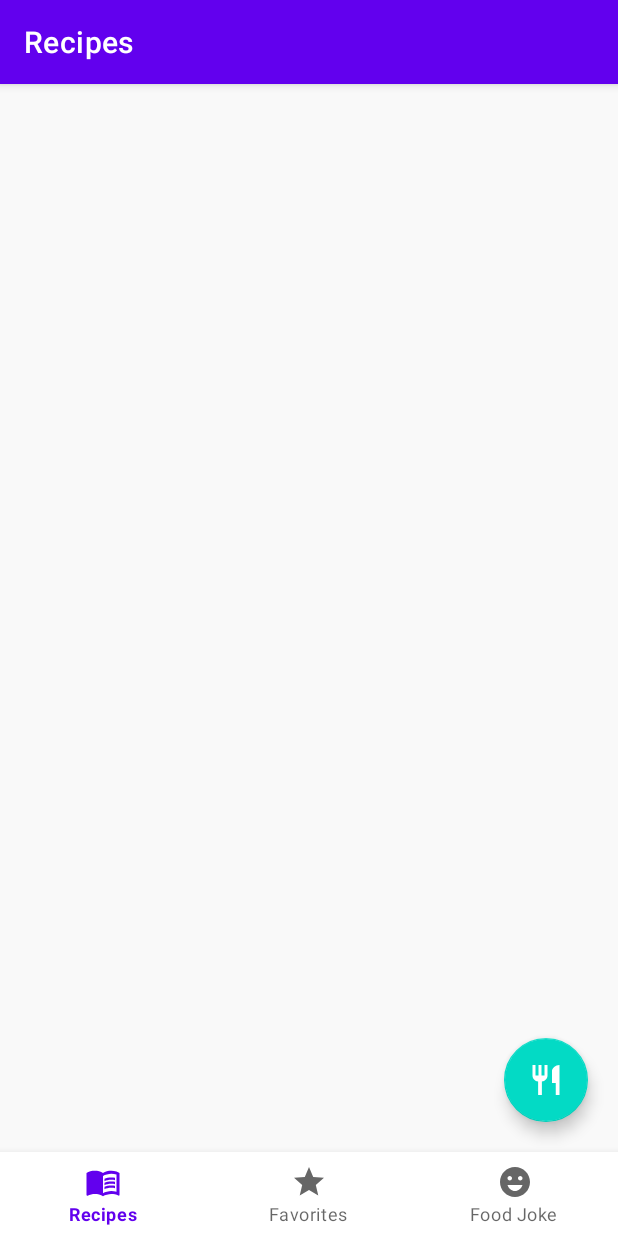
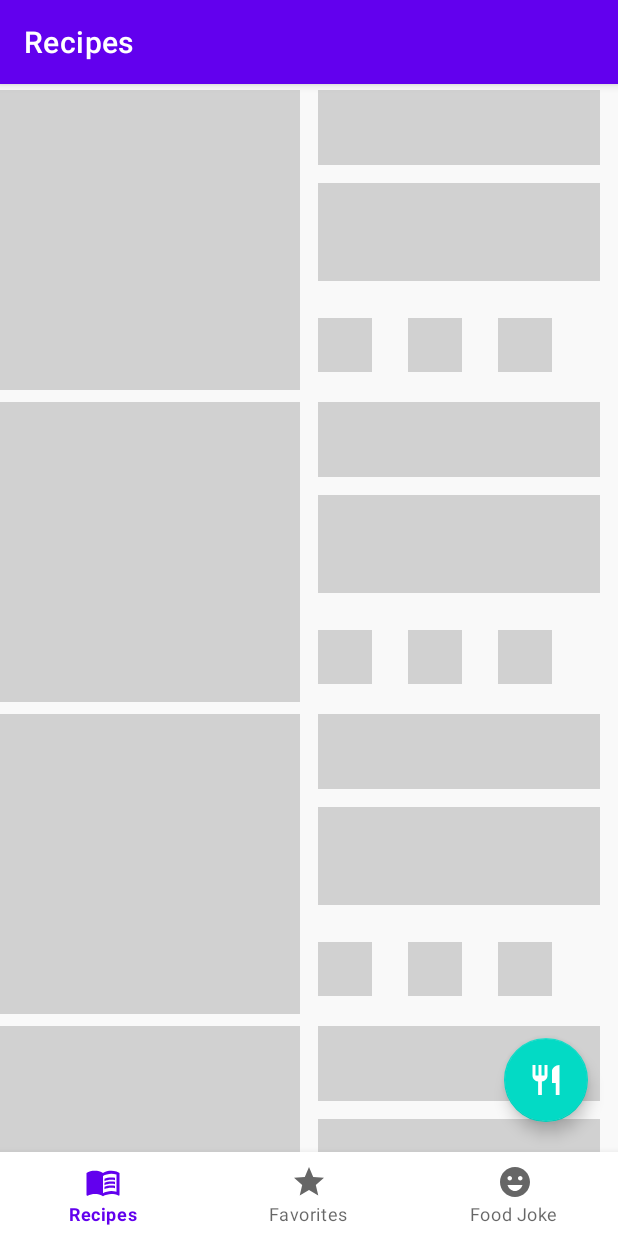
Before and after one commit to najahto/food-recipes, an Android app: the screen it shows after launch (MainActivity), on a phone screen of 412 x 824 dp. Run offline under Robolectric (Android 15) with nearby library versions, the phone set to English and light mode, and no system bars; our stand-ins replace Shimmer, navigation-ui; Roboto replaces fonts that are not available here.

Commit message:
add recipes shimmer layout

```diff
--- a/app/src/main/res/layout/fragment_recipes.xml
+++ b/app/src/main/res/layout/fragment_recipes.xml
@@ -26,7 +26,7 @@
         android:layout_height="wrap_content"
         android:layout_marginTop="8dp"
         android:alpha="0.5"
-        android:text="No Internet Connection"
+        android:text="@string/no_internet_connection"
         android:textSize="20sp"
         android:textStyle="bold"
         android:visibility="invisible"
@@ -41,10 +41,39 @@
         android:layout_marginStart="6dp"
         android:layout_marginEnd="6dp"
         android:orientation="vertical"
+        android:visibility="gone"
         app:layout_constraintBottom_toBottomOf="parent"
         app:layout_constraintEnd_toEndOf="parent"
         app:layout_constraintStart_toStartOf="parent"
-        app:layout_constraintTop_toTopOf="parent" />
+        app:layout_constraintTop_toTopOf="parent"
+        tools:listitem="@layout/recipes_row_layout" />
+
+    <!--shimmer place holder view-->
+    <com.facebook.shimmer.ShimmerFrameLayout
+        android:id="@+id/shimmerFrameLayout"
+        android:layout_width="match_parent"
+        android:layout_height="0dp"
+        android:animateLayoutChanges="true"
+        android:animationCache="true"
+        app:layout_constraintBottom_toBottomOf="parent"
+        app:layout_constraintEnd_toEndOf="parent"
+        app:layout_constraintStart_toStartOf="parent"
+        app:layout_constraintTop_toTopOf="parent">
+
+        <LinearLayout
+            android:layout_width="match_parent"
+            android:layout_height="match_parent"
+            android:orientation="vertical">
+
+            <include layout="@layout/recipes_shimmer_placeholder_layout" />
+
+            <include layout="@layout/recipes_shimmer_placeholder_layout" />
+
+            <include layout="@layout/recipes_shimmer_placeholder_layout" />
+
+            <include layout="@layout/recipes_shimmer_placeholder_layout" />
+        </LinearLayout>
+    </com.facebook.shimmer.ShimmerFrameLayout>
 
     <com.google.android.material.floatingactionbutton.FloatingActionButton
         android:id="@+id/floatingActionButton"
@@ -55,7 +84,7 @@
         android:clickable="true"
         android:focusable="true"
         android:src="@drawable/ic_restaurant"
-        app:tint="@color/white"
         app:layout_constraintBottom_toBottomOf="parent"
-        app:layout_constraintEnd_toEndOf="parent" />
+        app:layout_constraintEnd_toEndOf="parent"
+        app:tint="@color/white" />
 </androidx.constraintlayout.widget.ConstraintLayout>
--- /dev/null
+++ b/app/src/main/res/layout/recipes_shimmer_placeholder_layout.xml
@@ -0,0 +1,67 @@
+<?xml version="1.0" encoding="utf-8"?>
+<androidx.constraintlayout.widget.ConstraintLayout xmlns:android="http://schemas.android.com/apk/res/android"
+    xmlns:app="http://schemas.android.com/apk/res-auto"
+    xmlns:tools="http://schemas.android.com/tools"
+    android:id="@+id/recipesRowLayout"
+    android:layout_width="match_parent"
+    android:layout_height="200dp"
+    android:layout_marginVertical="4dp">
+
+    <View
+        android:id="@+id/view"
+        android:layout_width="200dp"
+        android:layout_height="wrap_content"
+        android:background="@color/mediumGray"
+        app:layout_constraintBottom_toBottomOf="parent"
+        app:layout_constraintStart_toStartOf="parent"
+        app:layout_constraintTop_toTopOf="parent" />
+
+    <View
+        android:id="@+id/view2"
+        android:layout_width="0dp"
+        android:layout_height="50dp"
+        android:layout_marginStart="12dp"
+        android:layout_marginEnd="12dp"
+        android:background="@color/mediumGray"
+        app:layout_constraintEnd_toEndOf="parent"
+        app:layout_constraintStart_toEndOf="@+id/view"
+        app:layout_constraintTop_toTopOf="parent" />
+
+    <View
+        android:id="@+id/view3"
+        android:layout_width="0dp"
+        android:layout_height="65dp"
+        android:layout_marginTop="12dp"
+        android:background="@color/mediumGray"
+        app:layout_constraintEnd_toEndOf="@id/view2"
+        app:layout_constraintStart_toStartOf="@+id/view2"
+        app:layout_constraintTop_toBottomOf="@id/view2" />
+
+    <View
+        android:id="@+id/view4"
+        android:layout_width="36dp"
+        android:layout_height="36dp"
+        android:layout_marginTop="12dp"
+        android:layout_marginBottom="12dp"
+        android:background="@color/mediumGray"
+        app:layout_constraintBottom_toBottomOf="parent"
+        app:layout_constraintStart_toStartOf="@id/view3" />
+
+    <View
+        android:id="@+id/view5"
+        android:layout_width="36dp"
+        android:layout_height="36dp"
+        android:layout_marginStart="24dp"
+        android:background="@color/mediumGray"
+        app:layout_constraintStart_toEndOf="@id/view4"
+        app:layout_constraintTop_toTopOf="@id/view4" />
+
+    <View
+        android:id="@+id/view6"
+        android:layout_width="36dp"
+        android:layout_height="36dp"
+        android:layout_marginStart="24dp"
+        android:background="@color/mediumGray"
+        app:layout_constraintStart_toEndOf="@id/view5"
+        app:layout_constraintTop_toTopOf="@id/view5" />
+</androidx.constraintlayout.widget.ConstraintLayout>
--- a/app/src/main/res/values/strings.xml
+++ b/app/src/main/res/values/strings.xml
@@ -5,4 +5,5 @@
     <string name="recipes">Recipes</string>
     <string name="favorite_recipes">Favorites</string>
     <string name="food_joke">Food Joke</string>
+    <string name="no_internet_connection">No Internet Connection</string>
 </resources>
```
